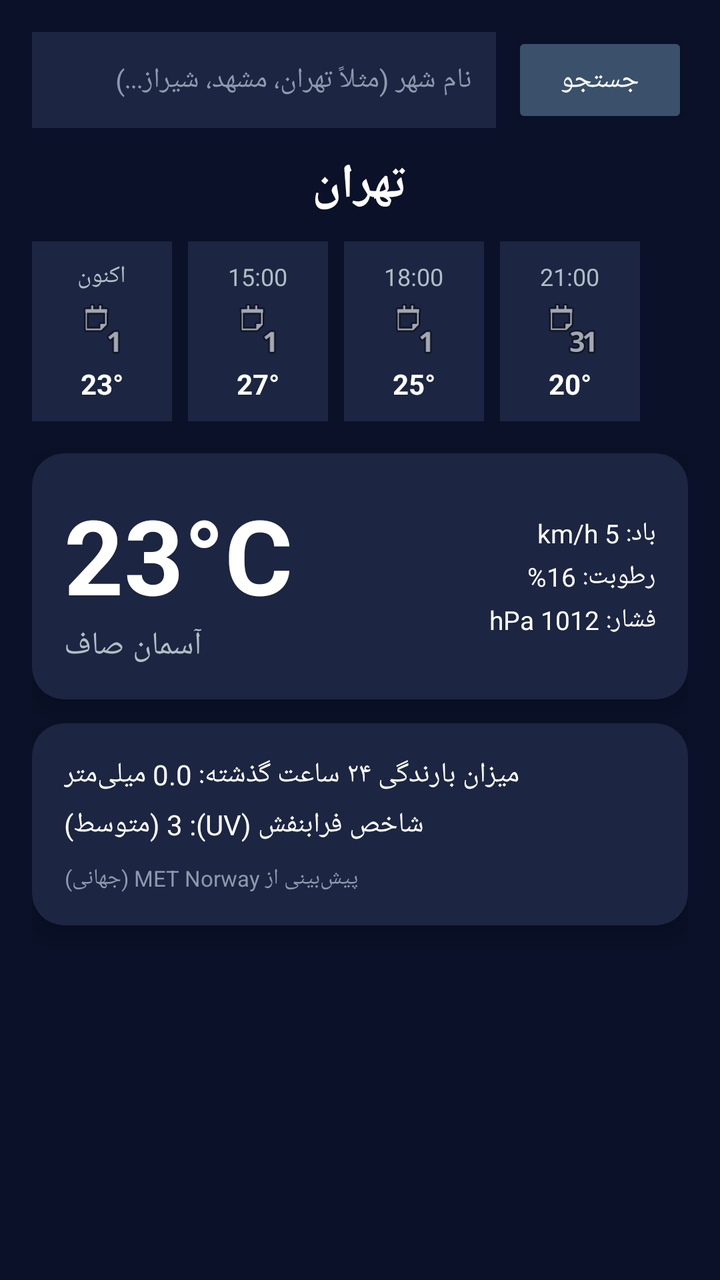
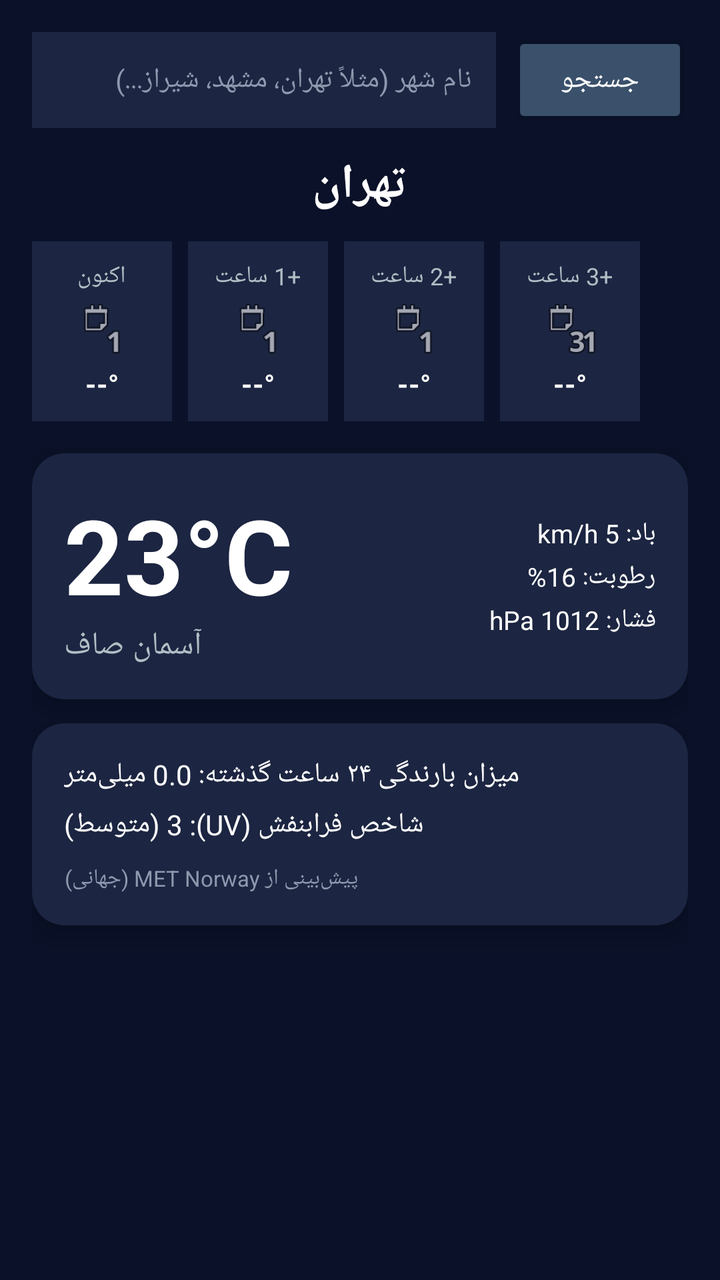

Compare the two renders of this Android layout. The source of the first and the diff that turns it into the second are given below.
<!-- AndroidManifest.xml: application theme Theme.AppCompat.Light.NoActionBar -->
<!-- res/layout/activity_main.xml -->
<?xml version="1.0" encoding="utf-8"?>
<RelativeLayout xmlns:android="http://schemas.android.com/apk/res/android"
    xmlns:app="http://schemas.android.com/apk/res-auto"
    android:id="@+id/rootLayout"
    android:layout_width="match_parent"
    android:layout_height="match_parent"
    android:background="#0A1128"
    android:padding="16dp">

    
    <LinearLayout
        android:id="@+id/searchLayout"
        android:layout_width="match_parent"
        android:layout_height="wrap_content"
        android:orientation="horizontal"
        android:layout_marginBottom="12dp">

        <EditText
            android:id="@+id/etSearchCity"
            android:layout_width="0dp"
            android:layout_height="48dp"
            android:layout_weight="1"
            android:background="#1C2541"
            android:hint="نام شهر (مثلاً تهران، مشهد، شیراز...)"
            android:textColor="#FFFFFF"
            android:textColorHint="#8D99AE"
            android:paddingHorizontal="12dp"
            android:textSize="14sp" />

        <Button
            android:id="@+id/btnSearch"
            android:layout_width="wrap_content"
            android:layout_height="48dp"
            android:layout_marginStart="8dp"
            android:backgroundTint="#3A506B"
            android:text="جستجو"
            android:textColor="#FFFFFF" />
    </LinearLayout>

    <TextView
        android:id="@+id/tvCityName"
        android:layout_width="wrap_content"
        android:layout_height="wrap_content"
        android:layout_below="@id/searchLayout"
        android:layout_centerHorizontal="true"
        android:text="تهران"
        android:textColor="#FFFFFF"
        android:textSize="24sp"
        android:textStyle="bold" />

    
    <HorizontalScrollView
        android:id="@+id/hourlyScroll"
        android:layout_width="match_parent"
        android:layout_height="wrap_content"
        android:layout_below="@id/tvCityName"
        android:layout_marginTop="12dp"
        android:scrollbars="none">

        <LinearLayout
            android:layout_width="wrap_content"
            android:layout_height="wrap_content"
            android:orientation="horizontal">

            
            <LinearLayout
                android:layout_width="70dp"
                android:layout_height="90dp"
                android:background="#1C2541"
                android:orientation="vertical"
                android:gravity="center"
                android:layout_marginEnd="8dp"
                android:padding="8dp">
                <TextView android:layout_width="wrap_content" android:layout_height="wrap_content" android:text="اکنون" android:textColor="#B0BEC5" android:textSize="12sp"/>
                <ImageView android:layout_width="28dp" android:layout_height="28dp" android:src="@android:drawable/ic_menu_day" android:layout_marginVertical="4dp"/>
                <TextView android:id="@+id/tvHourlyTemp1" android:layout_width="wrap_content" android:layout_height="wrap_content" android:text="23°" android:textColor="#FFFFFF" android:textSize="14sp" android:textStyle="bold"/>
            </LinearLayout>

            
            <LinearLayout
                android:layout_width="70dp"
                android:layout_height="90dp"
                android:background="#1C2541"
                android:orientation="vertical"
                android:gravity="center"
                android:layout_marginEnd="8dp"
                android:padding="8dp">
                <TextView android:layout_width="wrap_content" android:layout_height="wrap_content" android:text="15:00" android:textColor="#B0BEC5" android:textSize="12sp"/>
                <ImageView android:layout_width="28dp" android:layout_height="28dp" android:src="@android:drawable/ic_menu_day" android:layout_marginVertical="4dp"/>
                <TextView android:layout_width="wrap_content" android:layout_height="wrap_content" android:text="27°" android:textColor="#FFFFFF" android:textSize="14sp" android:textStyle="bold"/>
            </LinearLayout>

            
            <LinearLayout
                android:layout_width="70dp"
                android:layout_height="90dp"
                android:background="#1C2541"
                android:orientation="vertical"
                android:gravity="center"
                android:layout_marginEnd="8dp"
                android:padding="8dp">
                <TextView android:layout_width="wrap_content" android:layout_height="wrap_content" android:text="18:00" android:textColor="#B0BEC5" android:textSize="12sp"/>
                <ImageView android:layout_width="28dp" android:layout_height="28dp" android:src="@android:drawable/ic_menu_day" android:layout_marginVertical="4dp"/>
                <TextView android:layout_width="wrap_content" android:layout_height="wrap_content" android:text="25°" android:textColor="#FFFFFF" android:textSize="14sp" android:textStyle="bold"/>
            </LinearLayout>

            
            <LinearLayout
                android:layout_width="70dp"
                android:layout_height="90dp"
                android:background="#1C2541"
                android:orientation="vertical"
                android:gravity="center"
                android:layout_marginEnd="8dp"
                android:padding="8dp">
                <TextView android:layout_width="wrap_content" android:layout_height="wrap_content" android:text="21:00" android:textColor="#B0BEC5" android:textSize="12sp"/>
                <ImageView android:layout_width="28dp" android:layout_height="28dp" android:src="@android:drawable/ic_menu_month" android:layout_marginVertical="4dp"/>
                <TextView android:layout_width="wrap_content" android:layout_height="wrap_content" android:text="20°" android:textColor="#FFFFFF" android:textSize="14sp" android:textStyle="bold"/>
            </LinearLayout>
        </LinearLayout>
    </HorizontalScrollView>

    
    <androidx.cardview.widget.CardView
        android:id="@+id/cardMain"
        android:layout_width="match_parent"
        android:layout_height="wrap_content"
        android:layout_below="@id/hourlyScroll"
        android:layout_marginTop="16dp"
        app:cardBackgroundColor="#1C2541"
        app:cardCornerRadius="16dp"
        app:cardElevation="6dp">

        <RelativeLayout
            android:layout_width="match_parent"
            android:layout_height="wrap_content"
            android:padding="16dp">

            <TextView
                android:id="@+id/tvTemp"
                android:layout_width="wrap_content"
                android:layout_height="wrap_content"
                android:text="23°C"
                android:textColor="#FFFFFF"
                android:textSize="52sp"
                android:textStyle="bold" />

            <TextView
                android:id="@+id/tvCondition"
                android:layout_width="wrap_content"
                android:layout_height="wrap_content"
                android:layout_below="@id/tvTemp"
                android:text="آسمان صاف"
                android:textColor="#B0BEC5"
                android:textSize="16sp" />

            <LinearLayout
                android:layout_width="wrap_content"
                android:layout_height="wrap_content"
                android:layout_alignParentEnd="true"
                android:layout_centerVertical="true"
                android:gravity="end"
                android:orientation="vertical">

                <TextView
                    android:id="@+id/tvWindSpeed"
                    android:layout_width="wrap_content"
                    android:layout_height="wrap_content"
                    android:text="باد: 5 km/h"
                    android:textColor="#FFFFFF"
                    android:textSize="13sp" />

                <TextView
                    android:id="@+id/tvHumidity"
                    android:layout_width="wrap_content"
                    android:layout_height="wrap_content"
                    android:layout_marginTop="4dp"
                    android:text="رطوبت: 16%"
                    android:textColor="#FFFFFF"
                    android:textSize="13sp" />

                <TextView
                    android:id="@+id/tvPressure"
                    android:layout_width="wrap_content"
                    android:layout_height="wrap_content"
                    android:layout_marginTop="4dp"
                    android:text="فشار: 1012 hPa"
                    android:textColor="#FFFFFF"
                    android:textSize="13sp" />
            </LinearLayout>
        </RelativeLayout>
    </androidx.cardview.widget.CardView>

    
    <androidx.cardview.widget.CardView
        android:layout_width="match_parent"
        android:layout_height="wrap_content"
        android:layout_below="@id/cardMain"
        android:layout_marginTop="12dp"
        app:cardBackgroundColor="#1C2541"
        app:cardCornerRadius="16dp"
        app:cardElevation="6dp">

        <LinearLayout
            android:layout_width="match_parent"
            android:layout_height="wrap_content"
            android:orientation="vertical"
            android:padding="16dp">

            <TextView
                android:id="@+id/tvRainfall"
                android:layout_width="wrap_content"
                android:layout_height="wrap_content"
                android:text="میزان بارندگی ۲۴ ساعت گذشته: 0.0 میلی‌متر"
                android:textColor="#FFFFFF"
                android:textSize="14sp"
                android:layout_marginBottom="6dp"/>

            <TextView
                android:id="@+id/tvUVIndex"
                android:layout_width="wrap_content"
                android:layout_height="wrap_content"
                android:text="شاخص فرابنفش (UV): 3 (متوسط)"
                android:textColor="#FFFFFF"
                android:textSize="14sp"
                android:layout_marginBottom="6dp"/>

            <TextView
                android:id="@+id/tvDataSource"
                android:layout_width="wrap_content"
                android:layout_height="wrap_content"
                android:layout_marginTop="4dp"
                android:text="پیش‌بینی از MET Norway (جهانی)"
                android:textColor="#8D99AE"
                android:textSize="11sp" />
        </LinearLayout>
    </androidx.cardview.widget.CardView>

</RelativeLayout>
<!-- resources referenced by this layout -->
<resources>

</resources>

<!-- the commit's change to res/layout/activity_main.xml (unified diff, before → after) -->
@@ -71,51 +71,51 @@
                 android:gravity="center"
                 android:layout_marginEnd="8dp"
                 android:padding="8dp">
-                <TextView android:layout_width="wrap_content" android:layout_height="wrap_content" android:text="اکنون" android:textColor="#B0BEC5" android:textSize="12sp"/>
+                <TextView android:id="@+id/tvHourlyTime1" android:layout_width="wrap_content" android:layout_height="wrap_content" android:text="اکنون" android:textColor="#B0BEC5" android:textSize="12sp"/>
                 <ImageView android:layout_width="28dp" android:layout_height="28dp" android:src="@android:drawable/ic_menu_day" android:layout_marginVertical="4dp"/>
-                <TextView android:id="@+id/tvHourlyTemp1" android:layout_width="wrap_content" android:layout_height="wrap_content" android:text="23°" android:textColor="#FFFFFF" android:textSize="14sp" android:textStyle="bold"/>
-            </LinearLayout>
-
-            
-            <LinearLayout
-                android:layout_width="70dp"
-                android:layout_height="90dp"
-                android:background="#1C2541"
-                android:orientation="vertical"
-                android:gravity="center"
-                android:layout_marginEnd="8dp"
-                android:padding="8dp">
-                <TextView android:layout_width="wrap_content" android:layout_height="wrap_content" android:text="15:00" android:textColor="#B0BEC5" android:textSize="12sp"/>
+                <TextView android:id="@+id/tvHourlyTemp1" android:layout_width="wrap_content" android:layout_height="wrap_content" android:text="--°" android:textColor="#FFFFFF" android:textSize="14sp" android:textStyle="bold"/>
+            </LinearLayout>
+
+            
+            <LinearLayout
+                android:layout_width="70dp"
+                android:layout_height="90dp"
+                android:background="#1C2541"
+                android:orientation="vertical"
+                android:gravity="center"
+                android:layout_marginEnd="8dp"
+                android:padding="8dp">
+                <TextView android:id="@+id/tvHourlyTime2" android:layout_width="wrap_content" android:layout_height="wrap_content" android:text="+1 ساعت" android:textColor="#B0BEC5" android:textSize="12sp"/>
                 <ImageView android:layout_width="28dp" android:layout_height="28dp" android:src="@android:drawable/ic_menu_day" android:layout_marginVertical="4dp"/>
-                <TextView android:layout_width="wrap_content" android:layout_height="wrap_content" android:text="27°" android:textColor="#FFFFFF" android:textSize="14sp" android:textStyle="bold"/>
-            </LinearLayout>
-
-            
-            <LinearLayout
-                android:layout_width="70dp"
-                android:layout_height="90dp"
-                android:background="#1C2541"
-                android:orientation="vertical"
-                android:gravity="center"
-                android:layout_marginEnd="8dp"
-                android:padding="8dp">
-                <TextView android:layout_width="wrap_content" android:layout_height="wrap_content" android:text="18:00" android:textColor="#B0BEC5" android:textSize="12sp"/>
+                <TextView android:id="@+id/tvHourlyTemp2" android:layout_width="wrap_content" android:layout_height="wrap_content" android:text="--°" android:textColor="#FFFFFF" android:textSize="14sp" android:textStyle="bold"/>
+            </LinearLayout>
+
+            
+            <LinearLayout
+                android:layout_width="70dp"
+                android:layout_height="90dp"
+                android:background="#1C2541"
+                android:orientation="vertical"
+                android:gravity="center"
+                android:layout_marginEnd="8dp"
+                android:padding="8dp">
+                <TextView android:id="@+id/tvHourlyTime3" android:layout_width="wrap_content" android:layout_height="wrap_content" android:text="+2 ساعت" android:textColor="#B0BEC5" android:textSize="12sp"/>
                 <ImageView android:layout_width="28dp" android:layout_height="28dp" android:src="@android:drawable/ic_menu_day" android:layout_marginVertical="4dp"/>
-                <TextView android:layout_width="wrap_content" android:layout_height="wrap_content" android:text="25°" android:textColor="#FFFFFF" android:textSize="14sp" android:textStyle="bold"/>
-            </LinearLayout>
-
-            
-            <LinearLayout
-                android:layout_width="70dp"
-                android:layout_height="90dp"
-                android:background="#1C2541"
-                android:orientation="vertical"
-                android:gravity="center"
-                android:layout_marginEnd="8dp"
-                android:padding="8dp">
-                <TextView android:layout_width="wrap_content" android:layout_height="wrap_content" android:text="21:00" android:textColor="#B0BEC5" android:textSize="12sp"/>
+                <TextView android:id="@+id/tvHourlyTemp3" android:layout_width="wrap_content" android:layout_height="wrap_content" android:text="--°" android:textColor="#FFFFFF" android:textSize="14sp" android:textStyle="bold"/>
+            </LinearLayout>
+
+            
+            <LinearLayout
+                android:layout_width="70dp"
+                android:layout_height="90dp"
+                android:background="#1C2541"
+                android:orientation="vertical"
+                android:gravity="center"
+                android:layout_marginEnd="8dp"
+                android:padding="8dp">
+                <TextView android:id="@+id/tvHourlyTime4" android:layout_width="wrap_content" android:layout_height="wrap_content" android:text="+3 ساعت" android:textColor="#B0BEC5" android:textSize="12sp"/>
                 <ImageView android:layout_width="28dp" android:layout_height="28dp" android:src="@android:drawable/ic_menu_month" android:layout_marginVertical="4dp"/>
-                <TextView android:layout_width="wrap_content" android:layout_height="wrap_content" android:text="20°" android:textColor="#FFFFFF" android:textSize="14sp" android:textStyle="bold"/>
+                <TextView android:id="@+id/tvHourlyTemp4" android:layout_width="wrap_content" android:layout_height="wrap_content" android:text="--°" android:textColor="#FFFFFF" android:textSize="14sp" android:textStyle="bold"/>
             </LinearLayout>
         </LinearLayout>
     </HorizontalScrollView>
